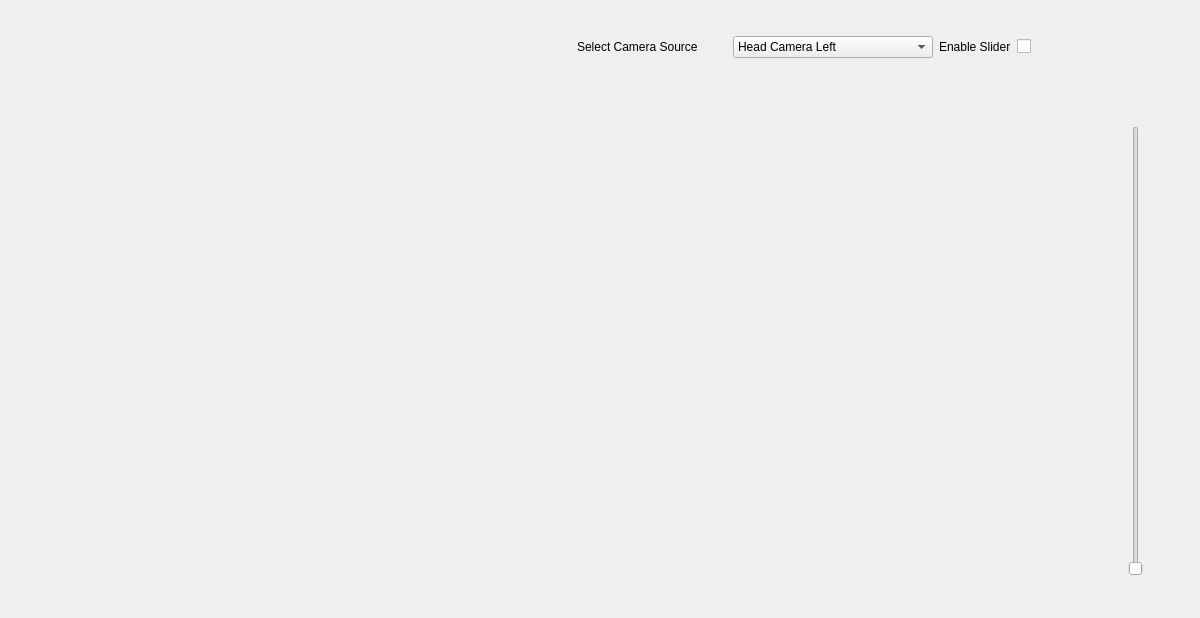
Old version of the form vigir_ocs_image_video_manager/src/ui/image_video_manager_widget.ui in the repository team-vigir/vigir_ocs_common.
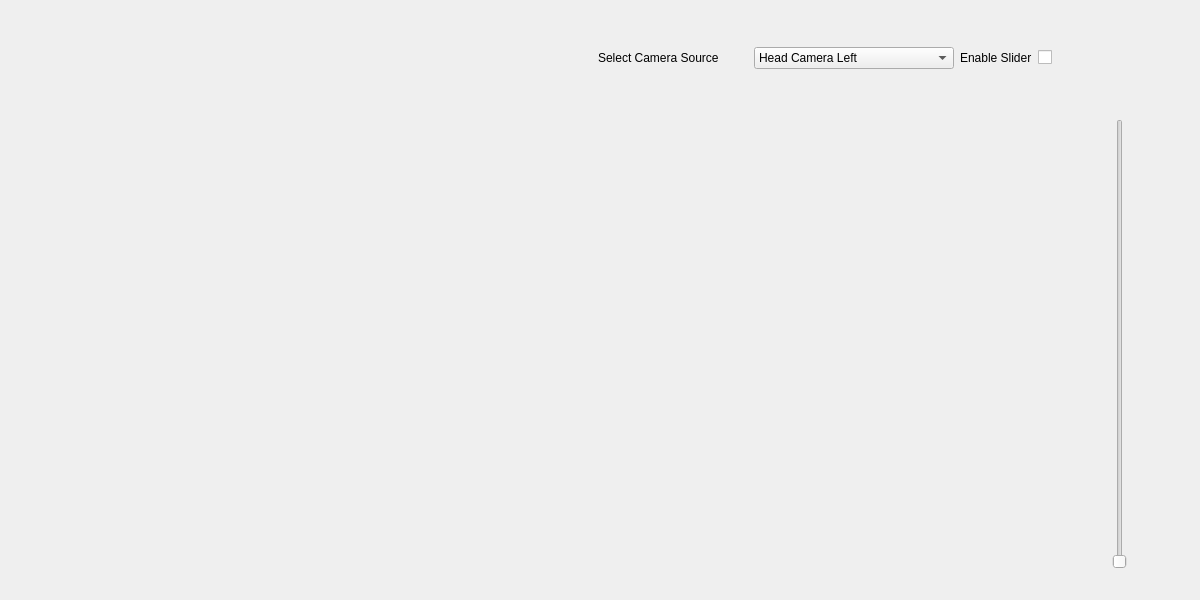
New version of the form.

Commit message: -- nodelet and image manager

What changed in the file:
```diff
--- a/vigir_ocs_image_video_manager/src/ui/image_video_manager_widget.ui
+++ b/vigir_ocs_image_video_manager/src/ui/image_video_manager_widget.ui
@@ -7,9 +7,15 @@
     <x>0</x>
     <y>0</y>
     <width>1200</width>
-    <height>618</height>
+    <height>600</height>
    </rect>
   </property>
+  <property name="sizePolicy">
+   <sizepolicy hsizetype="Expanding" vsizetype="Expanding">
+    <horstretch>0</horstretch>
+    <verstretch>0</verstretch>
+   </sizepolicy>
+  </property>
   <property name="minimumSize">
    <size>
     <width>1200</width>
@@ -76,22 +82,39 @@
     </widget>
    </item>
    <item>
-    <widget class="QWidget" name="widget_2" native="true">
+    <widget class="QWidget" name="widget_5" native="true">
      <property name="minimumSize">
       <size>
-       <width>520</width>
+       <width>600</width>
        <height>600</height>
       </size>
      </property>
      <property name="maximumSize">
       <size>
-       <width>520</width>
+       <width>600</width>
        <height>600</height>
       </size>
      </property>
+     <layout class="QVBoxLayout" name="verticalLayout_5">
+      <item>
      <layout class="QHBoxLayout" name="horizontalLayout_5">
       <item>
-       <layout class="QVBoxLayout" name="vlay">
+         <widget class="QWidget" name="widget_2" native="true">
+          <property name="minimumSize">
+           <size>
+            <width>520</width>
+            <height>600</height>
+           </size>
+          </property>
+          <property name="maximumSize">
+           <size>
+            <width>520</width>
+            <height>600</height>
+           </size>
+          </property>
+          <layout class="QVBoxLayout" name="verticalLayout_4">
+           <item>
+            <layout class="QVBoxLayout" name="verticalLayout_3">
         <item>
          <widget class="QWidget" name="widget_4" native="true">
           <property name="minimumSize">
@@ -212,8 +235,34 @@
             <height>530</height>
            </size>
           </property>
-          <widget class="QWidget" name="page_3"/>
-          <widget class="QWidget" name="page_4"/>
+               <widget class="QWidget" name="page_3">
+                <property name="minimumSize">
+                 <size>
+                  <width>520</width>
+                  <height>530</height>
+                 </size>
+                </property>
+                <property name="maximumSize">
+                 <size>
+                  <width>520</width>
+                  <height>530</height>
+                 </size>
+                </property>
+               </widget>
+               <widget class="QWidget" name="page_4">
+                <property name="minimumSize">
+                 <size>
+                  <width>520</width>
+                  <height>530</height>
+                 </size>
+                </property>
+                <property name="maximumSize">
+                 <size>
+                  <width>520</width>
+                  <height>530</height>
+                 </size>
+                </property>
+               </widget>
          </widget>
         </item>
        </layout>
@@ -290,6 +339,11 @@
          <string/>
         </property>
        </widget>
+           </item>
+          </layout>
+         </widget>
+        </item>
+       </layout>
       </item>
      </layout>
     </widget>
```
Lines whose indentation alone changed are shown as unchanged. The commit also changes 1 other file.
